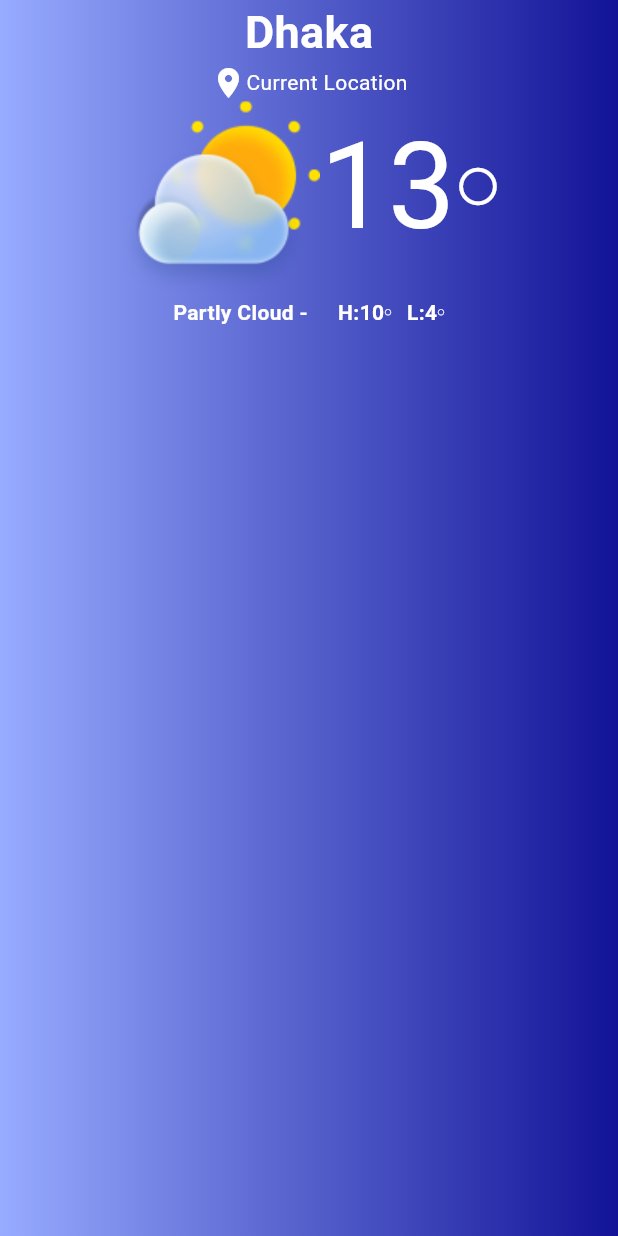
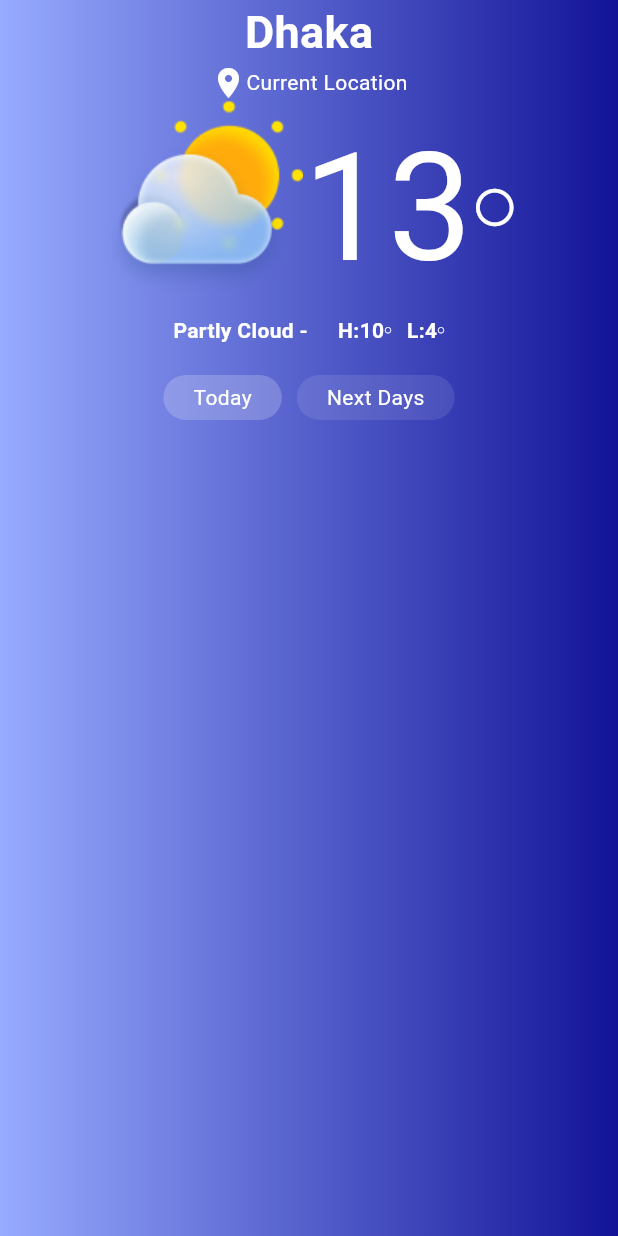
Before and after one commit to araful39/weather_app, a Flutter app: the screen it shows after launch, on a phone screen of 412 x 824 dp. Run offline on Flutter 3.47's test engine with Material 3 defaults, Android fonts, the phone set to English and light mode, and no system bars; our stand-ins replace get.

Commit message:
today and next days button add

```diff
--- a/lib/view/home.dart
+++ b/lib/view/home.dart
@@ -60,7 +60,7 @@ class Home extends StatelessWidget {
                         style: TextStyle(
                             color: Colors.white,
 
-                            fontSize: 80),
+                            fontSize: 100),
                       ),
                       Icon(
                         Icons.circle_outlined,
@@ -129,6 +129,49 @@ class Home extends StatelessWidget {
                   )
                 ],
               ),
+const SizedBox(
+  height: 20,
+),
+              Row(
+                mainAxisAlignment: MainAxisAlignment.center,
+                children: [
+                  GestureDetector(
+                    onTap: (){},
+                    child: Container(
+
+
+
+                      decoration: BoxDecoration(
+                        borderRadius: BorderRadius.circular(15),
+                        color: Colors.white.withOpacity(0.2)
+                      ),
+
+                      child: const Padding(
+                        padding: EdgeInsets.symmetric(horizontal: 20,vertical: 5),
+                        child: Text("Today",style: TextStyle(color: Colors.white),),
+                      ),
+                    ),
+                  ),
+                  const SizedBox(width: 10,),
+                  GestureDetector(
+                    onTap: (){},
+                    child: Container(
+
+
+
+                      decoration: BoxDecoration(
+                          borderRadius: BorderRadius.circular(15),
+                          color: Colors.white.withOpacity(0.1)
+                      ),
+
+                      child: const Padding(
+                        padding: EdgeInsets.symmetric(horizontal: 20,vertical: 5),
+                        child: Text("Next Days",style: TextStyle(color: Colors.white),),
+                      ),
+                    ),
+                  ),
+                ],
+              )
             ],
           ),
         ),
```
